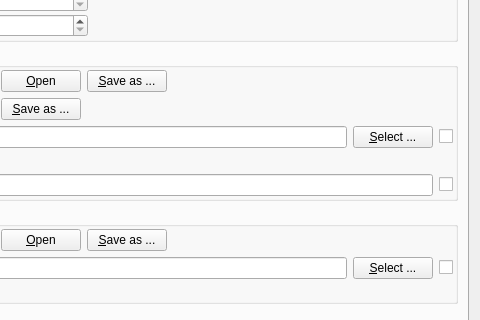
This is src/logbook/logdatadialog.ui in albar965/littlenavmap as Qt 5 draws it before an edit; both pictures show x 276 to 756 and y 152 to 472 of the 756 by 570 pixel window. The edited form follows.
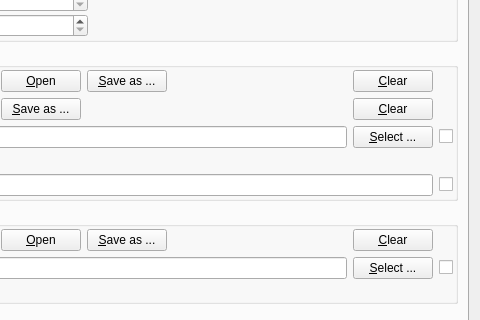
This is the edited form. The open tabs and pages were chosen to show the change.

Commit message: Solved issue with program freezing when clicking save in logdata edit dialog with attached file being empty instead of NULL.

```diff
--- a/src/logbook/logdatadialog.ui
+++ b/src/logbook/logdatadialog.ui
@@ -820,6 +820,16 @@
               </property>
              </spacer>
             </item>
+            <item>
+             <widget class="QPushButton" name="pushButtonAttachedPlanClear">
+              <property name="toolTip">
+               <string>Removes the attached file</string>
+              </property>
+              <property name="text">
+               <string>&amp;Clear</string>
+              </property>
+             </widget>
+            </item>
            </layout>
           </item>
           <item row="1" column="0">
@@ -939,6 +949,16 @@
               </property>
              </spacer>
             </item>
+            <item>
+             <widget class="QPushButton" name="pushButtonAttachedGpxClear">
+              <property name="toolTip">
+               <string>Removes the attached file</string>
+              </property>
+              <property name="text">
+               <string>&amp;Clear</string>
+              </property>
+             </widget>
+            </item>
            </layout>
           </item>
          </layout>
@@ -1090,6 +1110,16 @@
               </property>
              </spacer>
             </item>
+            <item>
+             <widget class="QPushButton" name="pushButtonAttachedPerfClear">
+              <property name="toolTip">
+               <string>Removes the attached file</string>
+              </property>
+              <property name="text">
+               <string>&amp;Clear</string>
+              </property>
+             </widget>
+            </item>
            </layout>
           </item>
          </layout>
```
Left out of the diff: 2 changed lines with no effect on the pictures. The commit also changes 2 other files.
